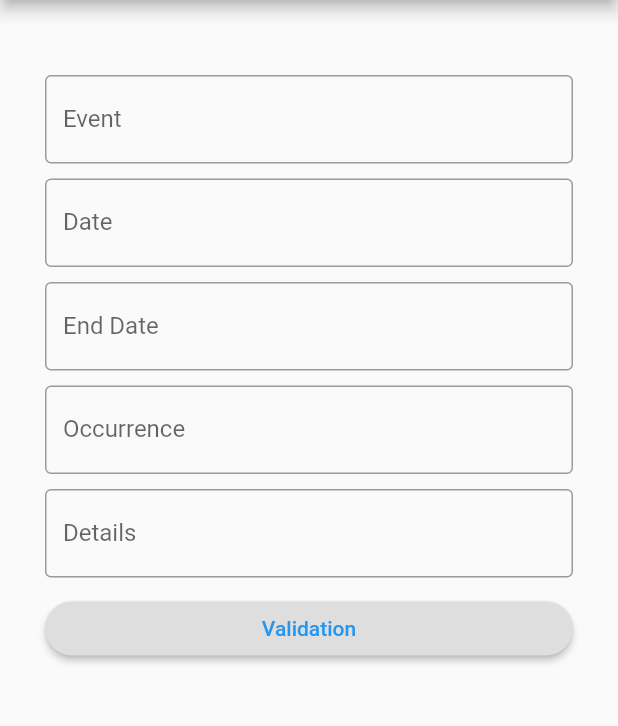
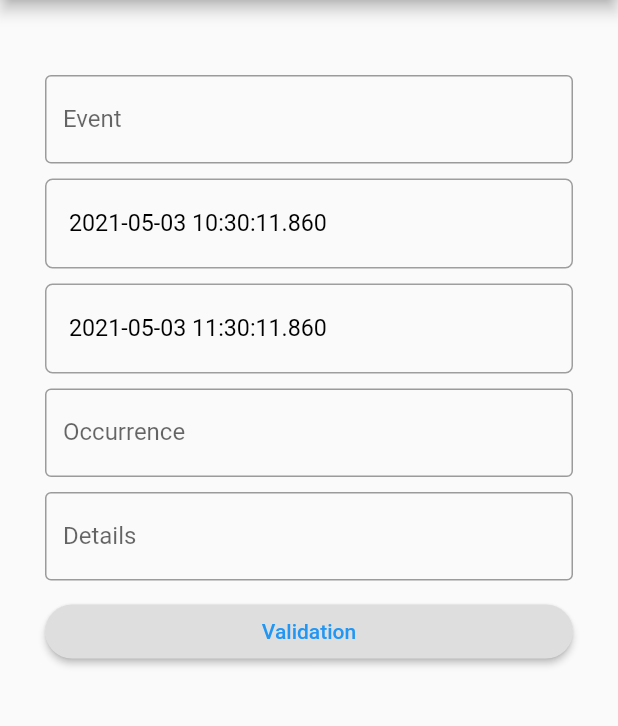
Before and after one commit to Kritor-cyber/MaMuco, a Flutter app: the AddEvents screen opened directly with empty values, on a phone screen of 412 x 824 dp, the part 84-810 px from its top. Run offline on Flutter 3.47's test engine with Material 2 defaults, Android fonts, the phone set to English and light mode, and no system bars; our stand-ins replace syncfusion_flutter_calendar; missing offline and left inert: syncfusion_localizations.

Commit message:
Adding the friendly date selector for date (not hour)

```diff
--- a/lib/AddEvents.dart
+++ b/lib/AddEvents.dart
@@ -8,16 +8,16 @@ import 'package:flutter/cupertino.dart';
 import 'package:flutter/material.dart';
 
 class AddEvents extends StatefulWidget {
-
   final _formKey = GlobalKey<FormState>();
   String _nameEvent;
-  DateTime _date;
-  DateTime _dateEnd;
+  DateTime _date = DateTime.now();
+  DateTime _dateEnd = DateTime.now().add(Duration(hours: 1));
   OccurrenceTime _occurrence;
   int _repetition;
   String _details;
   MeetingsCalendar _calendar;
   bool _selectingData = false;
+  bool _selectingStartDate = true;
 
   AddEvents(this._calendar);
 
@@ -43,22 +43,20 @@ class _AddEvents extends State<AddEvents> {
                   child: Column(
                     crossAxisAlignment: CrossAxisAlignment.stretch,
                     children: <Widget>[
-
-                      getTextInputZone(language.getNameEvent(), setStrNameEvent, language.getPleaseEnterSomeText(), false),
-                      getTextInputZone(language.getDate(), setStrDayEvent, language.getDateFormat(), true),
-                      getTextInputZone(language.getDateEnd(), setStrDayEndEvent, language.getDateFormat(), true),
-                      getTextInputZone(language.getOccurrence(), setStrOccurrenceEvent, language.getOccurrenceFormat(), false),
-                      getTextInputZone(language.getDetails(), setStrDetailsEvent, language.getPleaseEnterSomeText(), false),
-
+                      getTextInputZone(language.getNameEvent(), setStrNameEvent, language.getPleaseEnterSomeText()),
+                      getDateInputZone(widget._date, setStrDayEvent, language.getDateFormat(), true),
+                      getDateInputZone(widget._dateEnd, setStrDayEndEvent, language.getDateFormat(), false),
+                      getTextInputZone(language.getOccurrence(), setStrOccurrenceEvent, language.getOccurrenceFormat()),
+                      getTextInputZone(language.getDetails(), setStrDetailsEvent, language.getPleaseEnterSomeText()),
                       ElevatedButton(
                         style: ButtonStyle(
-                          backgroundColor: MaterialStateProperty.resolveWith(
-                              getButtonColor),
-                          shape: MaterialStateProperty.resolveWith(
-                              getButtonShape),
+                          backgroundColor:
+                              MaterialStateProperty.resolveWith(getButtonColor),
+                          shape:
+                              MaterialStateProperty.resolveWith(getButtonShape),
                         ),
                         onPressed: () {
-                          if (widget._formKey.currentState.validate()) {
+                          if (widget._formKey.currentState.validate() && widget._date.isBefore(widget._dateEnd)) {
                             CalendarEvent newEvent = CalendarEvent();
                             newEvent.setTitle(widget._nameEvent);
                             newEvent.setInfos(widget._details);
@@ -66,11 +64,12 @@ class _AddEvents extends State<AddEvents> {
                             newEvent.setOccurrence(widget._occurrence);
                             newEvent.setRepetition(widget._repetition);
                             widget._calendar.addEvent(newEvent);
-                            //print("ADD EVENT TO CALENDAR : " + _nameEvent + " / " + _date.toString() + " / " + _details + " / " + _occurrence.toString() + " / " + _repetition.toString());
+                            //print("ADD EVENT TO CALENDAR : " + widget._nameEvent + " / " + widget._date.toString() + " / " + widget._details + " / " + widget._occurrence.toString() + " / " + widget._repetition.toString());
                             widget._calendar.writeEvents();
                           }
                         },
-                        child: Text(language.getValidate(),
+                        child: Text(
+                          language.getValidate(),
                           style: TextStyle(color: Colors.blue),
                         ),
                       ),
@@ -82,7 +81,18 @@ class _AddEvents extends State<AddEvents> {
 
             /// Widget to contain a selector
             Visibility(
-              child: DateSelector(),
+              child: DateSelector((DateTime time) {
+                print(time);
+                setState(() {
+                  if (widget._selectingStartDate)
+                    widget._date = time;
+                  else
+                    widget._dateEnd = time;
+
+                  widget._selectingData = false;
+                  ///widget._dateEditingController.value.copyWith(text: "test");
+                });
+              }),
               visible: widget._selectingData,
             ),
           ],
@@ -91,30 +101,43 @@ class _AddEvents extends State<AddEvents> {
     );
   }
 
-  Container getTextInputZone(String label, Function setValue, String invalidValue, bool date) {
+  Container getTextInputZone(String label, Function setValue, String invalidValue) {
     return Container(
       margin: EdgeInsets.only(bottom: 10),
       child: TextFormField(
         validator: (value) {
           if (value != null && value.isNotEmpty) {
             //print(value);
-            if (setValue(value))
-              return null;
+            if (setValue(value)) return null;
           }
           return invalidValue;
         },
-        //controller: controller,
-        decoration: InputDecoration(
-            labelText: label,
-            border: OutlineInputBorder()
+        decoration: InputDecoration(labelText: label, border: OutlineInputBorder()),
+      ),
+    );
+  }
+
+  Widget getDateInputZone(DateTime date, Function setValue, String invalidValue, bool isStartDate) {
+
+    return GestureDetector(
+      onTap: () {
+        setState(() {
+          widget._selectingStartDate = isStartDate;
+          widget._selectingData = true;
+        });
+      },
+      child: Container(
+        margin: EdgeInsets.only(bottom: 10),
+        padding: EdgeInsets.only(top: 20, bottom: 20, left: 15, right: 5),
+        decoration: BoxDecoration(
+            color: Colors.transparent,
+            border: Border.all(color: Colors.grey),
+            borderRadius: BorderRadius.all(Radius.circular(5))),
+        child: Text(
+          date.toString(),
+          style: TextStyle(
+              color: Colors.black, fontSize: 15.5),
         ),
-        onTap: () {
-          if (date) {
-            setState(() {
-              widget._selectingData = true;
-            });
-          }
-        },
       ),
     );
   }
@@ -126,32 +149,29 @@ class _AddEvents extends State<AddEvents> {
 
   bool setStrDayEvent(String date) {
     widget._date = stringToDateTime(date);
-    if (widget._date != null)
-      return true;
+    if (widget._date != null) return true;
 
     return false;
   }
 
   bool setStrDayEndEvent(String date) {
     widget._dateEnd = stringToDateTime(date);
-    if (widget._dateEnd != null)
-      return true;
+    if (widget._dateEnd != null) return true;
 
     return false;
   }
 
   bool setStrOccurrenceEvent(String occurrence) {
     if (occurrence.length > 11) {
-      widget._occurrence = OccurrenceTime.fromString(occurrence.substring(0, 10));
-      widget._repetition = int.parse(occurrence.substring(11, occurrence.length));
-      if (widget._occurrence != null)
-        return true;
-    }
-    else if (occurrence.length == 0) {
+      widget._occurrence =
+          OccurrenceTime.fromString(occurrence.substring(0, 10));
+      widget._repetition =
+          int.parse(occurrence.substring(11, occurrence.length));
+      if (widget._occurrence != null) return true;
+    } else if (occurrence.length == 0) {
       widget._occurrence = OccurrenceTime();
       widget._repetition = 0;
-      if (widget._occurrence != null)
-        return true;
+      if (widget._occurrence != null) return true;
     }
     return false;
   }
@@ -162,7 +182,6 @@ class _AddEvents extends State<AddEvents> {
   }
 
   Color getButtonColor(Set<MaterialState> states) {
-
     if (states.contains(MaterialState.pressed))
       return Color.fromARGB(255, 150, 150, 150);
 
@@ -170,7 +189,7 @@ class _AddEvents extends State<AddEvents> {
   }
 
   OutlinedBorder getButtonShape(Set<MaterialState> states) {
-    return RoundedRectangleBorder (
+    return RoundedRectangleBorder(
       borderRadius: BorderRadius.all(Radius.circular(20)),
     );
   }
--- a/lib/Calendars/CalendarWidget.dart
+++ b/lib/Calendars/CalendarWidget.dart
@@ -81,6 +81,7 @@ class _CalendarWidget extends State<CalendarWidget> {
                 widget.nextMonth,
               ],
             ),
+            /* Affichage supperposé
             Positioned(
               top: 0,
               bottom: 0,
@@ -91,7 +92,7 @@ class _CalendarWidget extends State<CalendarWidget> {
                 height: double.infinity,
                 color: Color.fromARGB(200, 127, 127, 127),
               ),
-            ),
+            ),*/
           ],
         ),
       ),
```
Also changed, not shown: lib/Calendars/Calendar.dart (+13 -5 lines), lib/DateSelector.dart (+7 -0 lines).
